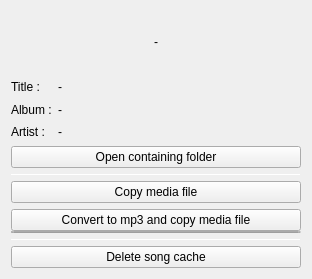
Above: trackproperties.ui from keshavbhatt/olivia before the change. Below: the same form after it.
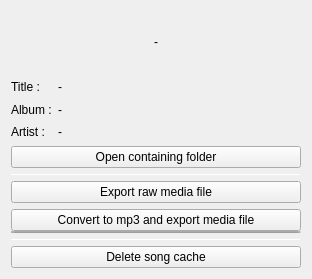
That is the form after the change. Icons and pictures are not drawn. Custom widgets are drawn as their Qt base class.

Commit message: changed copy option in track option widget to export file.

The edit to the form file:
```diff
--- a/trackproperties.ui
+++ b/trackproperties.ui
@@ -143,7 +143,7 @@
      <item>
       <widget class="QPushButton" name="copy">
        <property name="text">
-        <string>Copy media file</string>
+        <string>Export raw media file</string>
        </property>
        <property name="icon">
         <iconset resource="icons.qrc">
@@ -159,7 +159,7 @@
        <item>
         <widget class="QPushButton" name="copy_with_tags">
          <property name="text">
-          <string>Convert to mp3 and copy media file</string>
+          <string>Convert to mp3 and export media file</string>
          </property>
          <property name="icon">
           <iconset resource="icons.qrc">
```
The commit also changes 2 other files.
